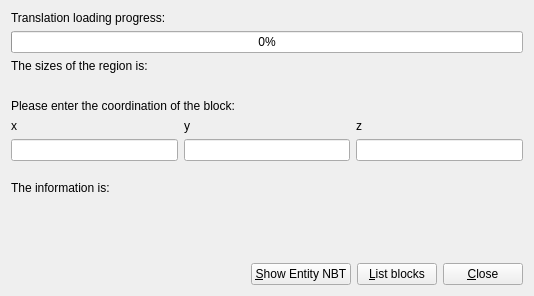
The window that src/qt/blockreaderui.ui (DreamHelium/dhlrc) describes before a commit, drawn with Qt 5.
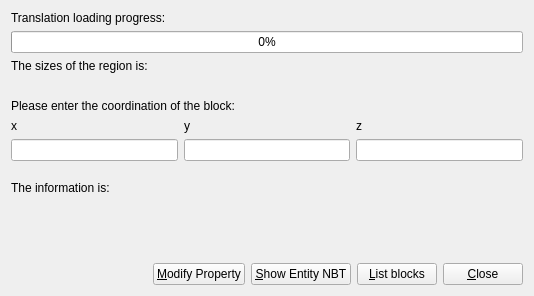
The same window after the commit.

```diff
--- a/src/qt/blockreaderui.ui
+++ b/src/qt/blockreaderui.ui
@@ -134,6 +134,13 @@
          </property>
         </spacer>
        </item>
+       <item>
+        <widget class="QPushButton" name="propertyBtn">
+         <property name="text">
+          <string>&amp;Modify Property</string>
+         </property>
+        </widget>
+       </item>
        <item>
         <widget class="QPushButton" name="entityBtn">
          <property name="text">
```
Left out of the diff: 2 changed lines with no effect on the pictures.
